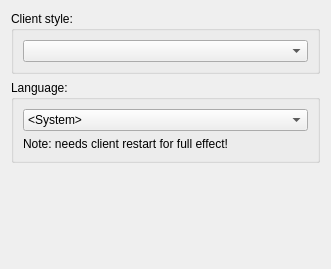
Before: the Qt Designer form src/qtui/settingspages/appearancesettingspage.ui in quassel/quassel, drawn with Qt 5.
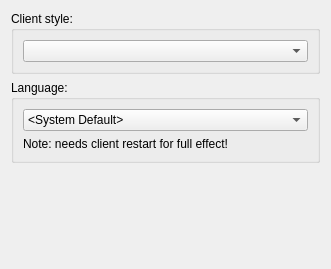
After: the same form once the commit is applied.

```diff
--- a/src/qtui/settingspages/appearancesettingspage.ui
+++ b/src/qtui/settingspages/appearancesettingspage.ui
@@ -35,7 +35,7 @@
        <widget class="QComboBox" name="languageComboBox" >
         <item>
          <property name="text" >
-          <string>&lt;System></string>
+          <string>&lt;System Default></string>
          </property>
         </item>
         <item>
```
